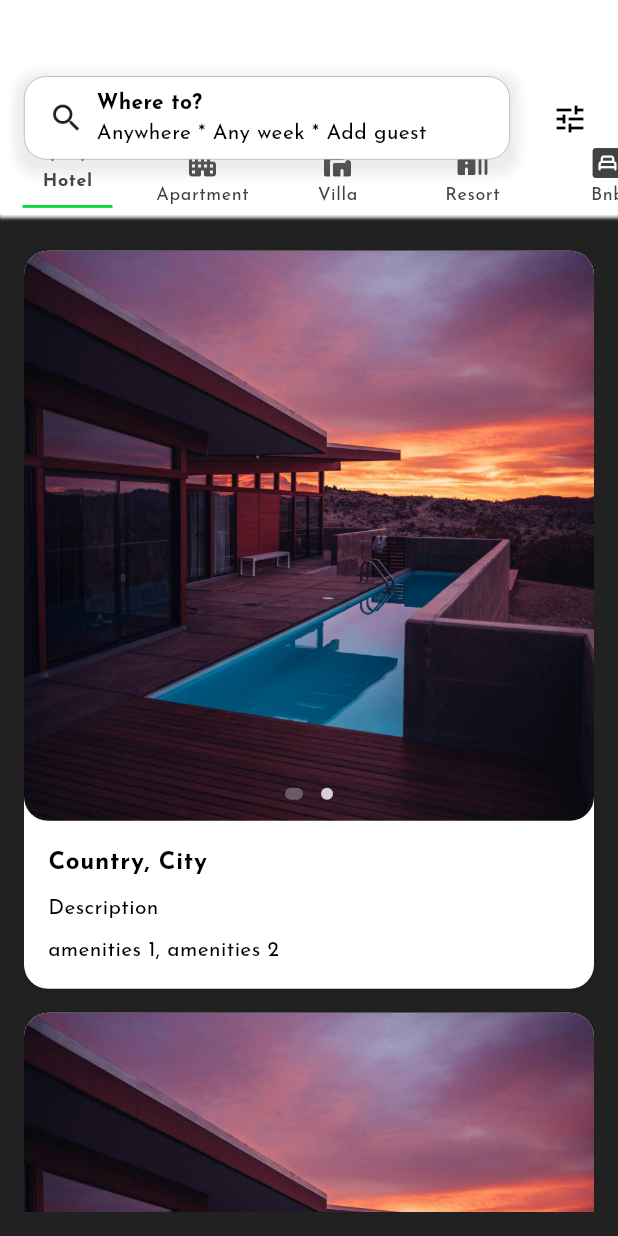
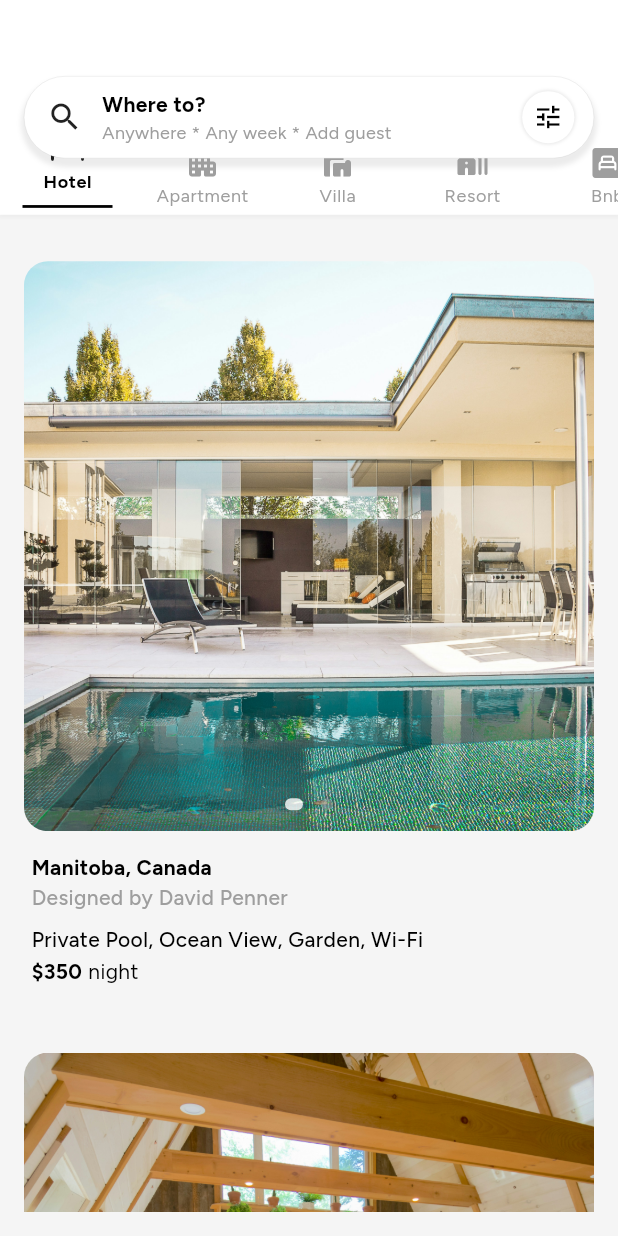
Before and after one commit to Saim22Ahmed/Rental-App, a Flutter app: the screen it shows after launch, on a phone screen of 412 x 824 dp. Run offline on Flutter 3.47's test engine with Material 3 defaults, Android fonts, the phone set to English and light mode, and no system bars; drawn by our look-alikes of dots_indicator; our stand-ins replace device_preview, flutter_riverpod, flutter_screenutil, freezed_annotation, go_router, google_fonts.

Commit message:
init commit

```diff
--- a/lib/components/category_card.dart
+++ b/lib/components/category_card.dart
@@ -1,6 +1,7 @@
 import 'package:airbnb_app/models/category_model/category_model.dart';
 import 'package:dots_indicator/dots_indicator.dart';
 import 'package:flutter/material.dart';
+import 'package:flutter_screenutil/flutter_screenutil.dart';
 
 class CategoryCard extends StatefulWidget {
   final CategoryModel category;
@@ -28,19 +29,19 @@ class _CategoryCardState extends State<CategoryCard> {
     final colorScheme = Theme.of(context).colorScheme;
 
     return Container(
-      decoration: BoxDecoration(
-        boxShadow: const [
-          BoxShadow(
-            color: Colors.black12,
-            blurRadius: 1.0,
-            spreadRadius: 1.0,
-            offset: Offset(0.0, 1.0),
-          ),
-        ],
-        borderRadius: BorderRadius.circular(16.0),
-        color: Theme.of(context).colorScheme.onBackground,
-      ),
-      margin: const EdgeInsets.symmetric(vertical: 8.0),
+      // decoration: BoxDecoration(
+      //   boxShadow: const [
+      //     BoxShadow(
+      //       color: Colors.black12,
+      //       blurRadius: 1.0,
+      //       spreadRadius: 1.0,
+      //       offset: Offset(0.0, 1.0),
+      //     ),
+      //   ],
+      //   borderRadius: BorderRadius.circular(16.0),
+      //   color: Theme.of(context).colorScheme.onBackground,
+      // ),
+      margin: const EdgeInsets.symmetric(vertical: 15.0),
       child: Column(
         crossAxisAlignment: CrossAxisAlignment.start,
         children: [
@@ -81,8 +82,8 @@ class _CategoryCardState extends State<CategoryCard> {
                     );
                   },
                   decorator: DotsDecorator(
-                    color: Colors.white.withOpacity(0.8),
-                    activeColor: Colors.grey.withOpacity(0.5),
+                    color: Colors.grey.withOpacity(0.5),
+                    activeColor: Colors.white.withOpacity(0.8),
                     size: const Size.square(8.0),
                     activeSize: const Size(12.0, 8.0),
                     activeShape: RoundedRectangleBorder(
@@ -94,23 +95,37 @@ class _CategoryCardState extends State<CategoryCard> {
             ],
           ),
           Padding(
-            padding: const EdgeInsets.all(16.0),
+            padding: EdgeInsets.symmetric(vertical: 15.h, horizontal: 5.w),
             child: Column(
               crossAxisAlignment: CrossAxisAlignment.start,
               children: [
-                Text(
-                  '${widget.category.country}, ${widget.category.city}',
-                  style: textTheme.bodyLarge!.copyWith(
-                    fontWeight: FontWeight.bold,
-                  ),
-                ),
-                const SizedBox(height: 8.0),
+                Text('${widget.category.country}, ${widget.category.city}',
+                    style: TextStyle(
+                      fontWeight: FontWeight.bold,
+                    )),
+                const SizedBox(height: 0.0),
                 Text(
                   widget.category.description!,
+                  style: TextStyle(
+                      color: Colors.grey[500], fontWeight: FontWeight.w500),
                 ),
                 const SizedBox(height: 8.0),
                 Text(
                   widget.category.amenities!.join(', '),
+                  style:
+                      TextStyle(fontWeight: FontWeight.w500, fontSize: 14.sp),
+                ),
+                2.verticalSpace,
+                Row(
+                  children: [
+                    Text(
+                      '\$${widget.category.pricePerNight!.toInt().toString()}',
+                      style: TextStyle(
+                          fontWeight: FontWeight.bold, fontSize: 14.sp),
+                    ),
+                    4.horizontalSpace,
+                    Text('night')
+                  ],
                 ),
               ],
             ),
--- a/lib/components/category_list.dart
+++ b/lib/components/category_list.dart
@@ -41,14 +41,17 @@ class CategoryList extends ConsumerWidget {
                     Icon(
                       ref.watch(categoryListProvider).categoryList[index]
                           ['icon'],
-                      color: theme.onInverseSurface,
+                      color:
+                          Selectedindex == index ? theme.primary : Colors.grey,
                     ),
                     SizedBox(height: 2.h),
                     Text(
                       ref.watch(categoryListProvider).categoryList[index]
                           ['type'],
                       style: Theme.of(context).textTheme.bodySmall!.copyWith(
-                            color: theme.onInverseSurface,
+                            color: Selectedindex == index
+                                ? theme.primary
+                                : Colors.grey,
                             fontWeight: Selectedindex == index
                                 ? FontWeight.bold
                                 : FontWeight.normal,
@@ -60,7 +63,7 @@ class CategoryList extends ConsumerWidget {
                             margin: EdgeInsets.only(top: 8.h),
                             height: 2.h,
                             width: 60.w,
-                            color: themecolor)
+                            color: Theme.of(context).colorScheme.primary)
                         : SizedBox(),
                   ],
                 ),
--- a/lib/components/search_bar.dart
+++ b/lib/components/search_bar.dart
@@ -1,3 +1,6 @@
+import 'dart:developer';
+
+import 'package:airbnb_app/gen/assets.gen.dart';
 import 'package:flutter/material.dart';
 import 'package:flutter_screenutil/flutter_screenutil.dart';
 import 'package:google_fonts/google_fonts.dart';
@@ -14,31 +17,40 @@ class MySearchBar extends StatelessWidget {
   Widget build(BuildContext context) {
     return Positioned(
       left: 16.w,
-      right: 72.w,
+      right: 16.w,
       top: 55.h,
       child: GestureDetector(
         onTap: onTap,
         child: Hero(
           tag: 'search',
           child: Container(
-            padding: EdgeInsets.symmetric(horizontal: 16.w, vertical: 8.h),
+            padding: EdgeInsets.symmetric(horizontal: 5.w, vertical: 2.h),
             decoration: BoxDecoration(
-                color: Theme.of(context).colorScheme.primary,
-                borderRadius: BorderRadius.circular(16.r),
-                border: Border.all(color: Colors.grey, width: 0.4),
+                color: Theme.of(context).colorScheme.inversePrimary,
+                borderRadius: BorderRadius.circular(50.r),
+                border: Border.all(color: Colors.grey, width: 0.1),
                 boxShadow: [
                   BoxShadow(
                     color: Colors.grey.withOpacity(0.2),
-                    blurRadius: 6,
-                    spreadRadius: 6,
+                    blurRadius: 2,
+                    spreadRadius: 2,
                     offset: const Offset(0, 4),
                   )
                 ]),
-            child: Row(children: [
+            child: Row(
+                mainAxisAlignment: MainAxisAlignment.spaceBetween,
+                children: [
                   // search Icon
-              const Icon(Icons.search),
-              const SizedBox(width: 8.0),
-
+                  Row(
+                    children: [
+                      Padding(
+                        padding: const EdgeInsets.only(left: 10.0, right: 5),
+                        child: Icon(
+                          Icons.search,
+                          size: 24.sp,
+                        ),
+                      ),
+                      SizedBox(width: 8.w),
                       Column(
                         crossAxisAlignment: CrossAxisAlignment.start,
                         children: [
@@ -48,12 +60,43 @@ class MySearchBar extends StatelessWidget {
                                   .bodyMedium!
                                   .copyWith(fontWeight: FontWeight.bold)),
                           Text('Anywhere * Any week * Add guest',
-                      style: Theme.of(context)
-                          .textTheme
-                          .bodyMedium!
-                          .copyWith(fontSize: 14.sp)),
+                              style: TextStyle(
+                                  color: Colors.grey, fontSize: 12.sp)),
                         ],
+                      ),
+                    ],
+                  ),
+                  15.horizontalSpace,
+                  IconButton(
+                    highlightColor: Colors.grey[200],
+                    icon: Container(
+                        padding: EdgeInsets.all(8.r),
+                        decoration: BoxDecoration(
+                          shape: BoxShape.circle,
+                          color: Theme.of(context).colorScheme.inversePrimary,
+                          boxShadow: [
+                            BoxShadow(
+                              color: Colors.grey.withOpacity(0.2),
+                              blurRadius: 1,
+                              spreadRadius: 1,
+                              offset: const Offset(0, 0),
                             )
+                          ],
+
+                          // borderRadius: BorderRadius.circular(30.r),
+
+                          // border: Border.all(color: Colors.grey, width: 0.2),
+                        ),
+                        child: Icon(
+                          Icons.tune,
+                          size: 20.sp,
+                        )),
+                    onPressed: () {
+                      log(
+                        Assets.images.rentImage.path,
+                      );
+                    },
+                  ),
                 ]),
           ),
         ),
--- /dev/null
+++ b/lib/data/category_api.dart
@@ -0,0 +1,56 @@
+import 'package:airbnb_app/gen/assets.gen.dart';
+import 'package:flutter_riverpod/flutter_riverpod.dart';
+
+final categoryProvider =
+    StateProvider<List<Map<String, dynamic>>>((ref) => categoryJsonData);
+final List<Map<String, dynamic>> categoryJsonData = [
+  {
+    'id': '1',
+    'description': "Designed by David Penner",
+    'roomType': "Entire Villa",
+    'pricePerNight': 350,
+    'country': "Manitoba",
+    'city': "Canada",
+    'maxGuests': 6,
+    'categoryType': "Luxury",
+    'amenities': ["Private Pool", "Ocean View", "Garden", "Wi-Fi"],
+    'mainPhotoUrl': Assets.images.rentImage2.path,
+    'photoUrls': [
+      Assets.images.rentImage2.path,
+      Assets.images.rentImage3.path,
+    ],
+  },
+  {
+    'id': '2',
+    'description': "Cozy Apartment in the Heart of City",
+    'roomType': "Private Room",
+    'pricePerNight': 80,
+    'country': "USA",
+    'city': "New York",
+    'maxGuests': 2,
+    'categoryType': "Apartment",
+    'amenities': ["City View", "Close to Public Transport", "Wi-Fi"],
+    'mainPhotoUrl': Assets.images.rentImage4.path,
+    'photoUrls': [
+      Assets.images.rentImage4.path,
+      Assets.images.rentImage5.path,
+    ],
+  },
+  {
+    'id': '3',
+    'description': "Mountain Cabin Retreat",
+    'roomType': "Entire Cabin",
+    'pricePerNight': 150,
+    'country': "Canada",
+    'city': "Banff",
+    'maxGuests': 4,
+    'categoryType': "Cabin",
+    'amenities': ["Mountain View", "Fireplace", "Pet Friendly"],
+    'mainPhotoUrl': Assets.images.rentImage6.path,
+    'photoUrls': [
+      Assets.images.rentImage6.path,
+      Assets.images.rentImage.path,
+    ],
+  }
+  // Add more JSON data as needed...
+];
--- a/lib/gen/assets.gen.dart
+++ b/lib/gen/assets.gen.dart
@@ -20,8 +20,25 @@ class $AssetsImagesGen {
   AssetGenImage get rentImage2 =>
       const AssetGenImage('assets/images/rentImage2.jpg');
 
+  /// File path: assets/images/rentImage3.jpg
+  AssetGenImage get rentImage3 =>
+      const AssetGenImage('assets/images/rentImage3.jpg');
+
+  /// File path: assets/images/rentImage4.jpg
+  AssetGenImage get rentImage4 =>
+      const AssetGenImage('assets/images/rentImage4.jpg');
+
+  /// File path: assets/images/rentImage5.jpg
+  AssetGenImage get rentImage5 =>
+      const AssetGenImage('assets/images/rentImage5.jpg');
+
+  /// File path: assets/images/rentImage6.jpg
+  AssetGenImage get rentImage6 =>
+      const AssetGenImage('assets/images/rentImage6.jpg');
+
   /// List of all assets
-  List<AssetGenImage> get values => [rentImage, rentImage2];
+  List<AssetGenImage> get values =>
+      [rentImage, rentImage2, rentImage3, rentImage4, rentImage5, rentImage6];
 }
 
 class Assets {
--- a/lib/pages/HomePage.dart
+++ b/lib/pages/HomePage.dart
@@ -4,58 +4,27 @@ import 'package:airbnb_app/components/category_card.dart';
 import 'package:airbnb_app/components/category_list.dart';
 import 'package:airbnb_app/components/search_bar.dart';
 import 'package:airbnb_app/constants/colors.dart';
+import 'package:airbnb_app/data/category_api.dart';
 import 'package:airbnb_app/gen/assets.gen.dart';
 import 'package:airbnb_app/models/category_model/category_model.dart';
 import 'package:flutter/foundation.dart';
 import 'package:flutter/material.dart';
 import 'package:flutter/widgets.dart';
+import 'package:flutter_riverpod/flutter_riverpod.dart';
 import 'package:flutter_screenutil/flutter_screenutil.dart';
 import 'package:go_router/go_router.dart';
 import 'package:google_fonts/google_fonts.dart';
 
-class HomePage extends StatelessWidget {
+class HomePage extends ConsumerWidget {
   HomePage({super.key});
 
-  final List<CategoryModel> sampleData = [
-    CategoryModel(
-      id: '1',
-      description: "Description",
-      roomType: "Room Type",
-      pricePerNight: 100,
-      country: "Country",
-      city: "City",
-      maxGuests: 10,
-      categoryType: "Category Type",
-      amenities: ["amenities 1", "amenities 2"],
-      mainPhotoUrl: 'assets/images/rentImage.jpg',
-      photoUrls: [
-        Assets.images.rentImage.path,
-        Assets.images.rentImage2.path,
-      ],
-    ),
-    CategoryModel(
-      id: '1',
-      description: "Description",
-      roomType: "Room Type",
-      pricePerNight: 100,
-      country: "Country",
-      city: "City",
-      maxGuests: 10,
-      categoryType: "Category Type",
-      amenities: ["amenities 1", "amenities 2"],
-      mainPhotoUrl: 'assets/images/rentImage.jpg',
-      photoUrls: [
-        Assets.images.rentImage.path,
-        Assets.images.rentImage2.path,
-      ],
-    )
-  ];
+  // List<CategoryModel> categoryModels =
+  //     categoryJsonData.map((data) => CategoryModel.fromJson(data)).toList();
 
   @override
-  Widget build(BuildContext context) {
+  Widget build(BuildContext context, WidgetRef ref) {
     return Scaffold(
-        // backgroundColor: Theme.of(context).colorScheme.background,
-        backgroundColor: Colors.grey[900],
+        backgroundColor: Theme.of(context).colorScheme.background,
 
         // appbar
         appBar: AppBar(
@@ -84,17 +53,17 @@ class HomePage extends StatelessWidget {
                 ),
 
                 // tune icon
-                Positioned(
-                    child: IconButton(
-                      icon: Icon(Icons.tune),
-                      onPressed: () {
-                        log(
-                          Assets.images.rentImage.path,
-                        );
-                      },
-                    ),
-                    right: 8.w,
-                    top: 60.h),
+                // Positioned(
+                //     child: IconButton(
+                //       icon: Icon(Icons.tune),
+                //       onPressed: () {
+                //         log(
+                //           Assets.images.rentImage.path,
+                //         );
+                //       },
+                //     ),
+                //     right: 8.w,
+                //     top: 60.h),
 
                 //search bar
                 MySearchBar(onTap: () {
@@ -107,11 +76,20 @@ class HomePage extends StatelessWidget {
         body: Padding(
           padding: const EdgeInsets.all(16.0),
           child: ListView.builder(
+              cacheExtent: 500,
+              scrollDirection: Axis.vertical,
               physics: const BouncingScrollPhysics(),
-              itemCount: sampleData.length,
+              itemCount: ref.watch(categoryProvider).length,
               itemBuilder: (context, index) {
+                //reversed index
+
+                final categoryModels = ref
+                    .watch(categoryProvider)
+                    .map((data) => CategoryModel.fromJson(data))
+                    .toList();
+
                 return CategoryCard(
-                  category: sampleData[index],
+                  category: categoryModels[index],
                 );
               }),
         ));
--- a/lib/themes/dark_theme.dart
+++ b/lib/themes/dark_theme.dart
@@ -6,14 +6,14 @@ ThemeData darkTheme = ThemeData(
   brightness: Brightness.dark,
   colorScheme: ColorScheme.dark(
     background: Colors.black,
-    primary: Colors.grey[900]!,
+    primary: Colors.white!,
     onPrimaryContainer: Color(0xff00B4D8),
     onPrimary: Color(0xff00B4D8),
     secondary: Colors.grey[900]!,
     tertiary: Colors.grey[800]!,
     onTertiary: Colors.grey[200]!,
     onSecondary: Color(0xff00B4D8),
-    inversePrimary: Colors.grey[200]!,
+    inversePrimary: Colors.black,
     onInverseSurface: Colors.grey[200]!,
     onBackground: Colors.black,
   ),
--- a/lib/themes/llight_theme.dart
+++ b/lib/themes/llight_theme.dart
@@ -2,18 +2,18 @@ import 'package:flutter/material.dart';
 import 'package:google_fonts/google_fonts.dart';
 
 ThemeData lightTheme = ThemeData(
-  fontFamily: GoogleFonts.josefinSans().fontFamily,
+  fontFamily: GoogleFonts.figtree().fontFamily,
   brightness: Brightness.light,
   colorScheme: ColorScheme.light(
     background: Colors.grey[100]!,
-    primary: Colors.white,
+    primary: Colors.black,
     onPrimary: Color(0xff00B4D8),
     onPrimaryContainer: Colors.grey[500]!,
     secondary: Colors.grey[200]!,
     onSecondary: Colors.grey[600]!,
     tertiary: Color(0xff00B4D8),
     onTertiary: Color(0xff00B4D8),
-    inversePrimary: Colors.grey[600]!,
+    inversePrimary: Colors.white!,
     onInverseSurface: Colors.grey[800]!,
     onBackground: Colors.white,
   ),
--- a/pubspec.yaml
+++ b/pubspec.yaml
@@ -48,6 +48,7 @@ dependencies:
   dots_indicator: ^3.0.0
   flutter_gen: ^5.4.0
   flutter_gen_runner: ^5.4.0
+  icons_plus: ^5.0.0
 
 dev_dependencies:
   flutter_test:
```
Also changed, not shown: assets/images/rentImage3.jpg (added), assets/images/rentImage4.jpg (added), assets/images/rentImage5.jpg (added), assets/images/rentImage6.jpg (added), pubspec.lock. Lines whose indentation alone changed are shown as unchanged.
